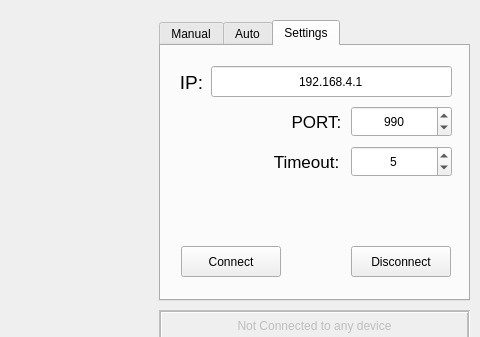
Above: GUI/host_panel.ui from ronnymajani/CarBasicESP32 before the change; both pictures show x 361 to 841 and y 0 to 337 of the 841 by 608 pixel window. Below: the same form after it.
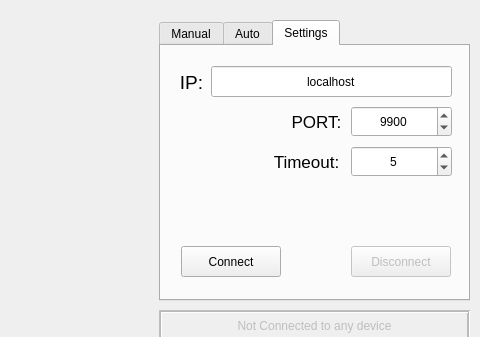
That is the form after the change.

```diff
--- a/GUI/host_panel.ui
+++ b/GUI/host_panel.ui
@@ -775,13 +775,16 @@
        </rect>
       </property>
       <property name="text">
-       <string>192.168.4.1</string>
+       <string>localhost</string>
       </property>
       <property name="alignment">
        <set>Qt::AlignCenter</set>
       </property>
      </widget>
      <widget class="QPushButton" name="controls_settings_button_disconnect">
+      <property name="enabled">
+       <bool>false</bool>
+      </property>
       <property name="geometry">
        <rect>
         <x>190</x>
@@ -877,7 +880,7 @@
        <number>65535</number>
       </property>
       <property name="value">
-       <number>990</number>
+       <number>9900</number>
       </property>
      </widget>
      <widget class="QLabel" name="controls_settings_port_label_2">
```
